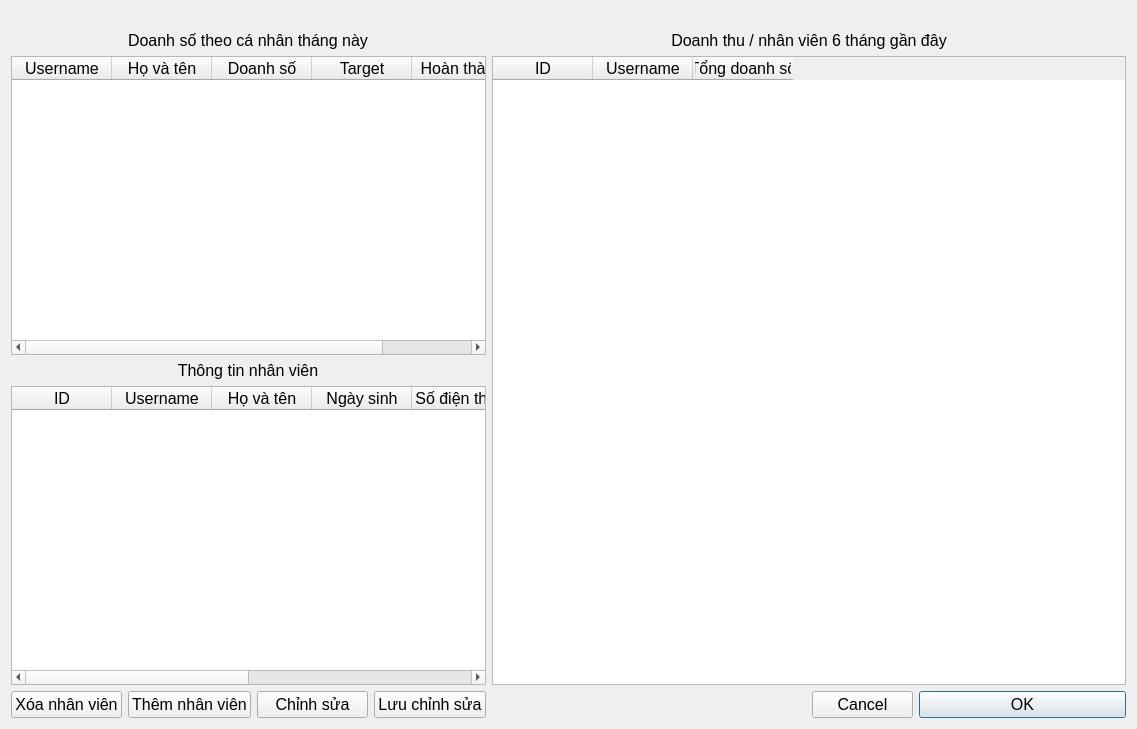
Old version of the form employeeswindow.ui in the repository suofujita/nekolibro.
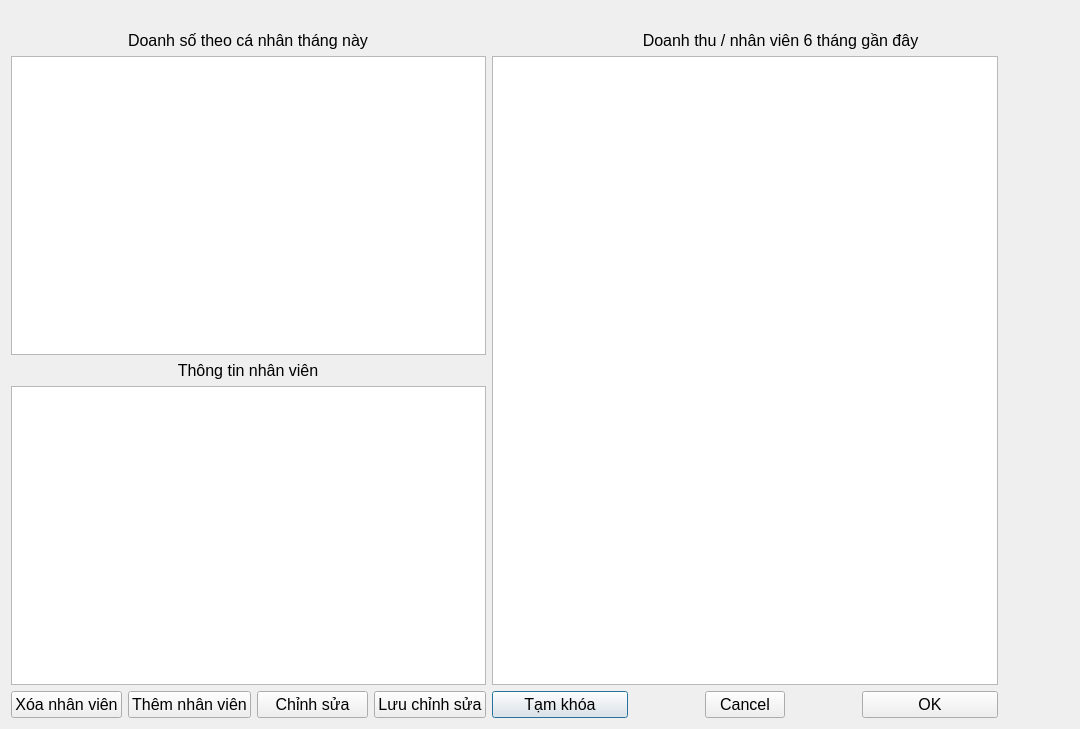
New version of the form. Icons and pictures are not drawn.

Patch:
```diff
--- a/employeeswindow.ui
+++ b/employeeswindow.ui
@@ -6,7 +6,7 @@
    <rect>
     <x>0</x>
     <y>0</y>
-    <width>1137</width>
+    <width>1080</width>
     <height>729</height>
    </rect>
   </property>
@@ -14,6 +14,47 @@
    <string>Dialog</string>
   </property>
   <layout class="QGridLayout" name="gridLayout">
+   <item row="5" column="7">
+    <widget class="QLabel" name="label_5">
+     <property name="text">
+      <string/>
+     </property>
+    </widget>
+   </item>
+   <item row="5" column="5" colspan="2">
+    <widget class="QPushButton" name="pushButton">
+     <property name="font">
+      <font>
+       <pointsize>12</pointsize>
+      </font>
+     </property>
+     <property name="text">
+      <string>Tạm khóa</string>
+     </property>
+    </widget>
+   </item>
+   <item row="5" column="1">
+    <widget class="QPushButton" name="add_new_user">
+     <property name="font">
+      <font>
+       <pointsize>12</pointsize>
+      </font>
+     </property>
+     <property name="text">
+      <string>Thêm nhân viên</string>
+     </property>
+     <property name="icon">
+      <iconset resource="galeries.qrc">
+       <normaloff>:/image/add_account.png</normaloff>:/image/add_account.png</iconset>
+     </property>
+     <property name="iconSize">
+      <size>
+       <width>30</width>
+       <height>30</height>
+      </size>
+     </property>
+    </widget>
+   </item>
    <item row="3" column="1" colspan="2">
     <widget class="QLabel" name="label_2">
      <property name="font">
@@ -29,42 +70,6 @@
      </property>
     </widget>
    </item>
-   <item row="0" column="5">
-    <widget class="QLabel" name="label_4">
-     <property name="text">
-      <string/>
-     </property>
-    </widget>
-   </item>
-   <item row="5" column="9" colspan="2">
-    <widget class="QPushButton" name="pushButton_3">
-     <property name="font">
-      <font>
-       <pointsize>12</pointsize>
-      </font>
-     </property>
-     <property name="text">
-      <string>OK</string>
-     </property>
-     <property name="icon">
-      <iconset resource="galeries.qrc">
-       <normaloff>:/image/ok.png</normaloff>:/image/ok.png</iconset>
-     </property>
-     <property name="iconSize">
-      <size>
-       <width>30</width>
-       <height>30</height>
-      </size>
-     </property>
-    </widget>
-   </item>
-   <item row="5" column="7">
-    <widget class="QLabel" name="label_5">
-     <property name="text">
-      <string/>
-     </property>
-    </widget>
-   </item>
    <item row="5" column="0">
     <widget class="QPushButton" name="pushButton_2">
      <property name="font">
@@ -87,121 +92,6 @@
      </property>
     </widget>
    </item>
-   <item row="2" column="0" colspan="4">
-    <widget class="QTableWidget" name="tableWidget">
-     <property name="font">
-      <font>
-       <pointsize>12</pointsize>
-      </font>
-     </property>
-     <column>
-      <property name="text">
-       <string>Username</string>
-      </property>
-     </column>
-     <column>
-      <property name="text">
-       <string>Họ và tên</string>
-      </property>
-     </column>
-     <column>
-      <property name="text">
-       <string>Doanh số</string>
-      </property>
-     </column>
-     <column>
-      <property name="text">
-       <string>Target</string>
-      </property>
-     </column>
-     <column>
-      <property name="text">
-       <string>Hoàn thành</string>
-      </property>
-     </column>
-    </widget>
-   </item>
-   <item row="5" column="3">
-    <widget class="QPushButton" name="pushButton_5">
-     <property name="font">
-      <font>
-       <pointsize>12</pointsize>
-      </font>
-     </property>
-     <property name="text">
-      <string>Lưu chỉnh sửa</string>
-     </property>
-     <property name="icon">
-      <iconset resource="galeries.qrc">
-       <normaloff>:/image/save.png</normaloff>:/image/save.png</iconset>
-     </property>
-     <property name="iconSize">
-      <size>
-       <width>30</width>
-       <height>30</height>
-      </size>
-     </property>
-    </widget>
-   </item>
-   <item row="5" column="1">
-    <widget class="QPushButton" name="pushButton">
-     <property name="font">
-      <font>
-       <pointsize>12</pointsize>
-      </font>
-     </property>
-     <property name="text">
-      <string>Thêm nhân viên</string>
-     </property>
-     <property name="icon">
-      <iconset resource="galeries.qrc">
-       <normaloff>:/image/add_account.png</normaloff>:/image/add_account.png</iconset>
-     </property>
-     <property name="iconSize">
-      <size>
-       <width>30</width>
-       <height>30</height>
-      </size>
-     </property>
-    </widget>
-   </item>
-   <item row="5" column="8">
-    <widget class="QPushButton" name="pushButton_4">
-     <property name="font">
-      <font>
-       <pointsize>12</pointsize>
-      </font>
-     </property>
-     <property name="text">
-      <string>Cancel</string>
-     </property>
-     <property name="icon">
-      <iconset resource="galeries.qrc">
-       <normaloff>:/image/cancel.png</normaloff>:/image/cancel.png</iconset>
-     </property>
-     <property name="iconSize">
-      <size>
-       <width>30</width>
-       <height>30</height>
-      </size>
-     </property>
-    </widget>
-   </item>
-   <item row="1" column="5" colspan="6">
-    <widget class="QLabel" name="label_3">
-     <property name="font">
-      <font>
-       <pointsize>12</pointsize>
-      </font>
-     </property>
-     <property name="text">
-      <string>Doanh thu / nhân viên 6 tháng gần đây</string>
-     </property>
-     <property name="alignment">
-      <set>Qt::AlignmentFlag::AlignCenter</set>
-     </property>
-    </widget>
-   </item>
    <item row="4" column="0" colspan="4">
     <widget class="QTableWidget" name="tableWidget_3">
      <property name="font">
@@ -209,70 +99,6 @@
        <pointsize>12</pointsize>
       </font>
      </property>
-     <column>
-      <property name="text">
-       <string>ID</string>
-      </property>
-     </column>
-     <column>
-      <property name="text">
-       <string>Username</string>
-      </property>
-     </column>
-     <column>
-      <property name="text">
-       <string>Họ và tên</string>
-      </property>
-     </column>
-     <column>
-      <property name="text">
-       <string>Ngày sinh</string>
-      </property>
-     </column>
-     <column>
-      <property name="text">
-       <string>Số điện thoại</string>
-      </property>
-     </column>
-     <column>
-      <property name="text">
-       <string>Email</string>
-      </property>
-     </column>
-     <column>
-      <property name="text">
-       <string>Quê quán</string>
-      </property>
-     </column>
-     <column>
-      <property name="text">
-       <string>Phân quyền</string>
-      </property>
-     </column>
-    </widget>
-   </item>
-   <item row="2" column="5" rowspan="3" colspan="6">
-    <widget class="QTableWidget" name="tableWidget_2">
-     <property name="font">
-      <font>
-       <pointsize>12</pointsize>
-      </font>
-     </property>
-     <column>
-      <property name="text">
-       <string>ID</string>
-      </property>
-     </column>
-     <column>
-      <property name="text">
-       <string>Username</string>
-      </property>
-     </column>
-     <column>
-      <property name="text">
-       <string>Tổng doanh số</string>
-      </property>
-     </column>
     </widget>
    </item>
    <item row="5" column="2">
@@ -297,6 +123,15 @@
      </property>
     </widget>
    </item>
+   <item row="2" column="0" colspan="4">
+    <widget class="QTableWidget" name="this_month">
+     <property name="font">
+      <font>
+       <pointsize>12</pointsize>
+      </font>
+     </property>
+    </widget>
+   </item>
    <item row="1" column="1" colspan="2">
     <widget class="QLabel" name="label">
      <property name="font">
@@ -312,6 +147,103 @@
      </property>
     </widget>
    </item>
+   <item row="0" column="5">
+    <widget class="QLabel" name="label_4">
+     <property name="text">
+      <string/>
+     </property>
+    </widget>
+   </item>
+   <item row="1" column="5" colspan="8">
+    <widget class="QLabel" name="label_3">
+     <property name="font">
+      <font>
+       <pointsize>12</pointsize>
+      </font>
+     </property>
+     <property name="text">
+      <string>Doanh thu / nhân viên 6 tháng gần đây</string>
+     </property>
+     <property name="alignment">
+      <set>Qt::AlignmentFlag::AlignCenter</set>
+     </property>
+    </widget>
+   </item>
+   <item row="2" column="5" rowspan="3" colspan="7">
+    <widget class="QTableWidget" name="last6mon">
+     <property name="font">
+      <font>
+       <pointsize>12</pointsize>
+      </font>
+     </property>
+    </widget>
+   </item>
+   <item row="5" column="3">
+    <widget class="QPushButton" name="save_edit">
+     <property name="font">
+      <font>
+       <pointsize>12</pointsize>
+      </font>
+     </property>
+     <property name="text">
+      <string>Lưu chỉnh sửa</string>
+     </property>
+     <property name="icon">
+      <iconset resource="galeries.qrc">
+       <normaloff>:/image/save.png</normaloff>:/image/save.png</iconset>
+     </property>
+     <property name="iconSize">
+      <size>
+       <width>30</width>
+       <height>30</height>
+      </size>
+     </property>
+    </widget>
+   </item>
+   <item row="5" column="8">
+    <widget class="QPushButton" name="cancel">
+     <property name="font">
+      <font>
+       <pointsize>12</pointsize>
+      </font>
+     </property>
+     <property name="text">
+      <string>Cancel</string>
+     </property>
+     <property name="icon">
+      <iconset resource="galeries.qrc">
+       <normaloff>:/image/cancel.png</normaloff>:/image/cancel.png</iconset>
+     </property>
+     <property name="iconSize">
+      <size>
+       <width>30</width>
+       <height>30</height>
+      </size>
+     </property>
+    </widget>
+   </item>
+   <item row="5" column="10" colspan="2">
+    <widget class="QPushButton" name="close_tab">
+     <property name="font">
+      <font>
+       <pointsize>12</pointsize>
+      </font>
+     </property>
+     <property name="text">
+      <string>OK</string>
+     </property>
+     <property name="icon">
+      <iconset resource="galeries.qrc">
+       <normaloff>:/image/ok.png</normaloff>:/image/ok.png</iconset>
+     </property>
+     <property name="iconSize">
+      <size>
+       <width>30</width>
+       <height>30</height>
+      </size>
+     </property>
+    </widget>
+   </item>
   </layout>
  </widget>
  <resources>
```
Left out of the diff: 6 changed lines with no effect on the pictures.
